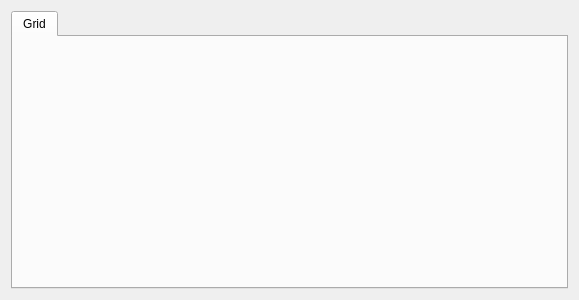
Old version of the form ui/MainWindow.ui in the repository hazeliscoding/bfs-dfs-traveling.
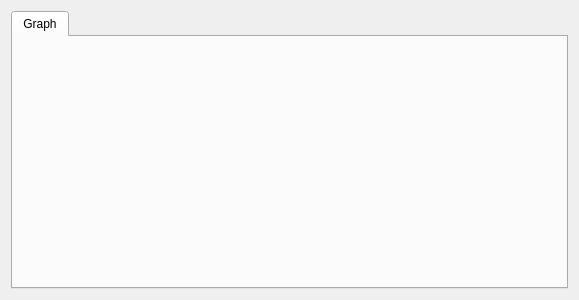
New version of the form.

```diff
--- a/ui/MainWindow.ui
+++ b/ui/MainWindow.ui
@@ -57,7 +57,7 @@
         </property>
         <widget class="QWidget" name="Grid">
          <attribute name="title">
-          <string>Grid</string>
+          <string>Graph</string>
          </attribute>
         </widget>
        </widget>
```
Left out of the diff: 2 changed lines with no effect on the pictures.
